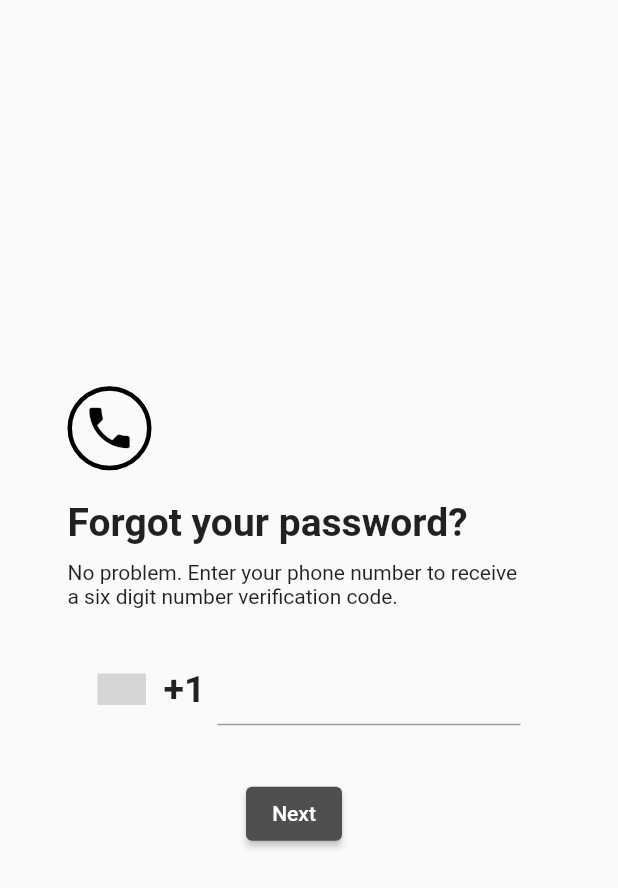
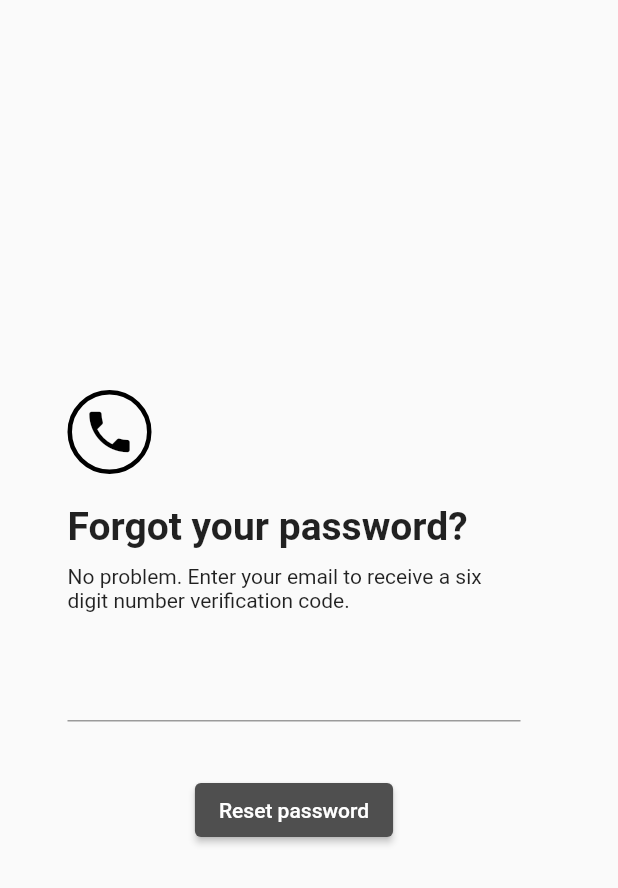
Before and after one commit to rosiebabbra/catalyst, a Flutter app: the ForgotPasswordScreen screen opened by its route, on a phone screen of 412 x 824 dp. Shown: the top 888 px of the screen. Run offline on Flutter 3.47's test engine with Material 2 defaults, Android fonts, the phone set to English and light mode, and no system bars; drawn by our look-alikes of intl_phone_number_input; our stand-ins replace cloud_firestore, equatable, firebase_auth, firebase_core, firebase_storage, google_fonts and 5 more; missing offline and left inert: multiple_search_selection, swipable_stack; accounts and stored records are empty; generated files the repository leaves out were written again; grey boxes are pictures that could not be loaded.

Commit message:
Update forgot password screen

```diff
--- a/frontend/lib/login/forgot_password_screen.dart
+++ b/frontend/lib/login/forgot_password_screen.dart
@@ -2,6 +2,8 @@ import 'package:flutter/material.dart';
 import 'package:intl_phone_number_input/intl_phone_number_input.dart';
 import 'package:my_app/utils/format_phone_number.dart';
 import 'package:provider/provider.dart';
+import 'package:firebase_core/firebase_core.dart';
+import 'package:firebase_auth/firebase_auth.dart';
 
 import '../models/user_data.dart';
 import '../onboarding/phone_number_screen.dart';
@@ -14,9 +16,15 @@ class ForgotPasswordScreen extends StatefulWidget {
 
 class _ForgotPasswordScreenState extends State<ForgotPasswordScreen> {
   final GlobalKey<FormState> formKey = GlobalKey<FormState>();
-  final TextEditingController controller = TextEditingController();
+  TextEditingController controller = TextEditingController();
   PhoneNumber number =
       PhoneNumber(isoCode: 'US', dialCode: '+1', phoneNumber: '');
+
+  FirebaseAuth auth = FirebaseAuth.instance;
+
+  Future<void> _resetPassword(String email) async {
+    await auth.sendPasswordResetEmail(email: email);
+  }
 
   @override
   Widget build(BuildContext context) {
@@ -68,52 +76,23 @@ class _ForgotPasswordScreenState extends State<ForgotPasswordScreen> {
             children: const [
               Flexible(
                 child: Text(
-                    'No problem. Enter your phone number to receive a six digit number verification code.'),
+                    'No problem. Enter your email to receive a six digit number verification code.'),
               )
             ],
           ),
           const SizedBox(height: 25),
-          InternationalPhoneNumberInput(
-              selectorTextStyle:
-                  const TextStyle(fontSize: 25, fontWeight: FontWeight.bold),
-              inputDecoration: const InputDecoration(
-                border: UnderlineInputBorder(
-                  borderSide: BorderSide(
-                    color: Colors.grey,
-                    width: 1.0,
-                  ),
-                ),
-              ),
-              onInputChanged: (PhoneNumber number) {
-                print(controller.text);
-                controller.selection =
-                    TextSelection.collapsed(offset: controller.text.length);
+          TextField(
+            controller: controller,
+          ),
+          const SizedBox(height: 35),
+          ElevatedButton(
+              onPressed: () {
+                // TODO: Commenting out since we know this works - set a flag to
+                // not call `_resetPassword` in debug/dev mode, but to call in prod
+                // _resetPassword(controller.text);
+                Navigator.pushNamed(context, '/password-reset-landing-page');
               },
-              onInputValidated: (value) => {setState(() {})},
-              autoFocus: true,
-              selectorConfig: const SelectorConfig(
-                  trailingSpace: false,
-                  selectorType: PhoneInputSelectorType.DIALOG),
-              ignoreBlank: false,
-              textStyle:
-                  const TextStyle(fontSize: 25, fontWeight: FontWeight.bold),
-              autoValidateMode: AutovalidateMode.onUserInteraction,
-              initialValue: number,
-              textFieldController: controller,
-              formatInput: true,
-              keyboardType: const TextInputType.numberWithOptions(
-                  signed: false, decimal: false),
-              onSaved: (PhoneNumber number) {
-                print('On Saved: $number');
-              },
-              spaceBetweenSelectorAndTextField: 0),
-          const SizedBox(height: 35),
-          PhoneVerification(
-            exitCode: number.dialCode ?? '+1',
-            phoneNumber: controller.text,
-            verificationCode: '042195',
-            forgotPassword: true,
-          ),
+              child: Text('Reset password'))
         ],
       ),
     ));
```
